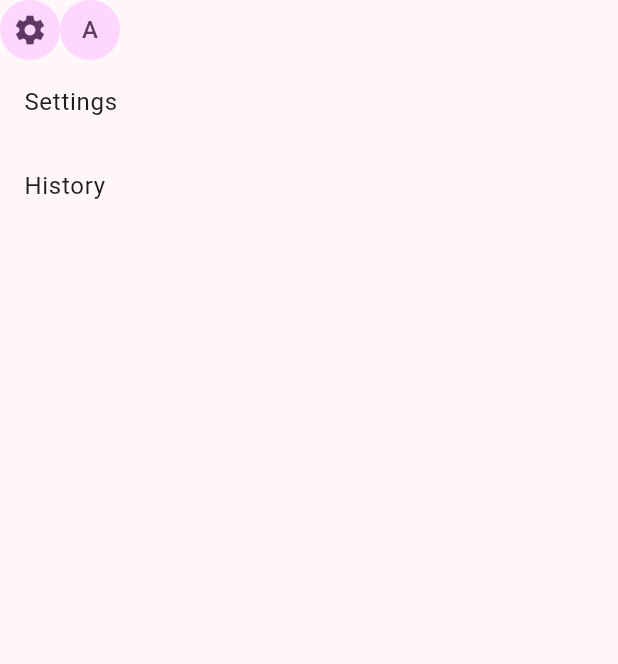
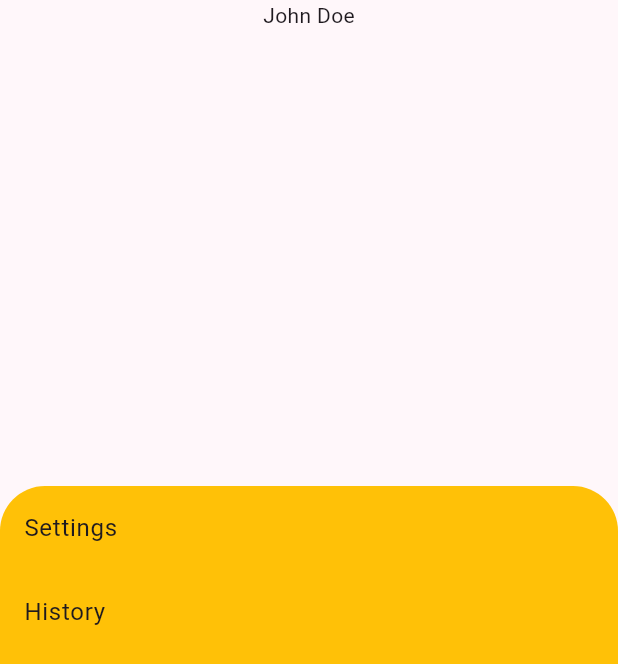
Before and after one commit to lightbiteMY/lightbite, a Flutter app: the ProfilePage widget shown alone on an empty page, opened directly, on a phone screen of 412 x 824 dp. Shown: the top 664 px of the screen. Run offline on Flutter 3.47's test engine with Material 2 defaults, Android fonts, the light colour scheme and no system bars; network calls fail.

Commit message:
draft profile_page

```diff
--- a/lib/pages/profile/profile_controller.dart
+++ b/lib/pages/profile/profile_controller.dart
@@ -16,6 +16,6 @@ class _ProfileControllerState extends State<ProfileController> {
 
   @override
   Widget build(BuildContext context) {
-    return ProfilePage();
+    return const ProfilePage();
   }
 }
--- a/lib/pages/profile/profile_page.dart
+++ b/lib/pages/profile/profile_page.dart
@@ -7,18 +7,18 @@ class ProfilePage extends StatelessWidget {
   Widget build(BuildContext context) {
     return Column(
       children: [
-        const Row(
-          children: [
-            CircleAvatar(
-              child: Icon(Icons.settings),
-            ),
-            CircleAvatar(
-              child: Text('A'),
-            )
-          ],
+        Expanded(
+          child: Text('John Doe'),
         ),
         SizedBox(
+            width: double.infinity,
             height: 500,
+            child: DecoratedBox(
+              decoration: BoxDecoration(
+                  color: Colors.amber,
+                  borderRadius: BorderRadius.only(
+                      topLeft: Radius.circular(30),
+                      topRight: Radius.circular(30))),
               child: Column(
                 children: const [
                   ListTile(
@@ -29,7 +29,7 @@ class ProfilePage extends StatelessWidget {
                   )
                 ],
               ),
-        ),
+            )),
       ],
     );
   }
```
Lines whose indentation alone changed are shown as unchanged.
